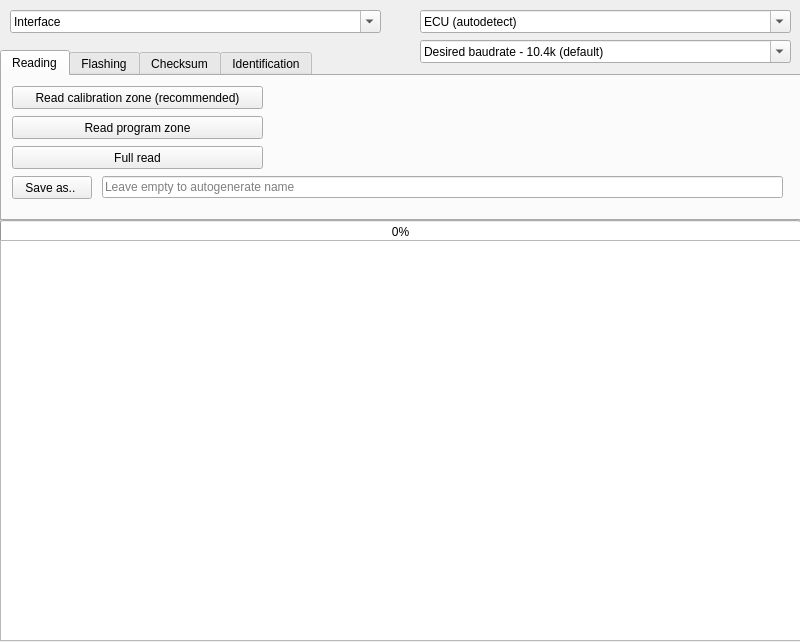
First picture: the form in flasher/gkflasher.ui, repository Dante383/GKFlasher, before the edit.
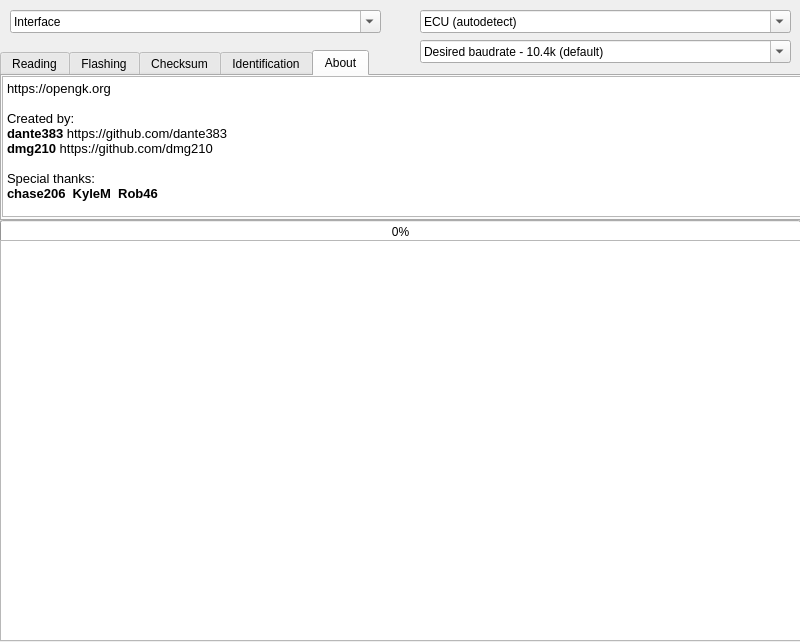
Second picture: the form after the edit. The open tabs and pages were chosen to show the change. Icons and pictures are not drawn.

Commit message: add about page

Diff of the .ui file:
```diff
--- a/flasher/gkflasher.ui
+++ b/flasher/gkflasher.ui
@@ -244,6 +244,35 @@
      </property>
     </widget>
    </widget>
+   <widget class="QWidget" name="about">
+    <attribute name="title">
+     <string>About</string>
+    </attribute>
+    <widget class="QTextBrowser" name="textBrowser">
+     <property name="geometry">
+      <rect>
+       <x>0</x>
+       <y>0</y>
+       <width>801</width>
+       <height>141</height>
+      </rect>
+     </property>
+     <property name="html">
+      <string>&lt;!DOCTYPE HTML PUBLIC &quot;-//W3C//DTD HTML 4.0//EN&quot; &quot;http://www.w3.org/TR/REC-html40/strict.dtd&quot;&gt;
+&lt;html&gt;&lt;head&gt;&lt;meta name=&quot;qrichtext&quot; content=&quot;1&quot; /&gt;&lt;meta charset=&quot;utf-8&quot; /&gt;&lt;style type=&quot;text/css&quot;&gt;
+p, li { white-space: pre-wrap; }
+&lt;/style&gt;&lt;/head&gt;&lt;body style=&quot; font-family:'System Font'; font-size:10pt; font-weight:400; font-style:normal;&quot;&gt;
+&lt;p style=&quot; margin-top:0px; margin-bottom:0px; margin-left:0px; margin-right:0px; -qt-block-indent:0; text-indent:0px;&quot;&gt;https://opengk.org&lt;/p&gt;
+&lt;p style=&quot;-qt-paragraph-type:empty; margin-top:0px; margin-bottom:0px; margin-left:0px; margin-right:0px; -qt-block-indent:0; text-indent:0px;&quot;&gt;&lt;br /&gt;&lt;/p&gt;
+&lt;p style=&quot; margin-top:0px; margin-bottom:0px; margin-left:0px; margin-right:0px; -qt-block-indent:0; text-indent:0px;&quot;&gt;Created by:&lt;/p&gt;
+&lt;p style=&quot; margin-top:0px; margin-bottom:0px; margin-left:0px; margin-right:0px; -qt-block-indent:0; text-indent:0px;&quot;&gt;&lt;span style=&quot; font-weight:700;&quot;&gt;dante383&lt;/span&gt; https://github.com/dante383&lt;/p&gt;
+&lt;p style=&quot; margin-top:0px; margin-bottom:0px; margin-left:0px; margin-right:0px; -qt-block-indent:0; text-indent:0px;&quot;&gt;&lt;span style=&quot; font-weight:700;&quot;&gt;dmg210&lt;/span&gt; https://github.com/dmg210&lt;/p&gt;
+&lt;p style=&quot;-qt-paragraph-type:empty; margin-top:0px; margin-bottom:0px; margin-left:0px; margin-right:0px; -qt-block-indent:0; text-indent:0px;&quot;&gt;&lt;br /&gt;&lt;/p&gt;
+&lt;p style=&quot; margin-top:0px; margin-bottom:0px; margin-left:0px; margin-right:0px; -qt-block-indent:0; text-indent:0px;&quot;&gt;Special thanks:&lt;/p&gt;
+&lt;p style=&quot; margin-top:0px; margin-bottom:0px; margin-left:0px; margin-right:0px; -qt-block-indent:0; text-indent:0px;&quot;&gt;&lt;span style=&quot; font-weight:700;&quot;&gt;chase206  KyleM  Rob46&lt;/span&gt;&lt;/p&gt;&lt;/body&gt;&lt;/html&gt;</string>
+     </property>
+    </widget>
+   </widget>
   </widget>
   <widget class="QComboBox" name="interfacesBox">
    <property name="geometry">
```
